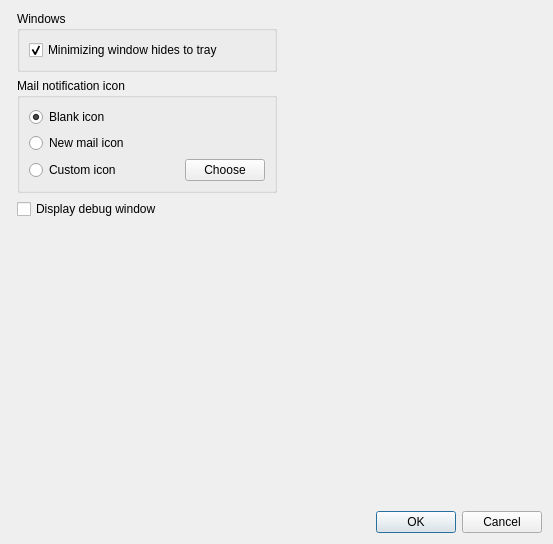
Ximi1970/systray-x, file app/SysTray-X/preferences.ui: the form before one commit.
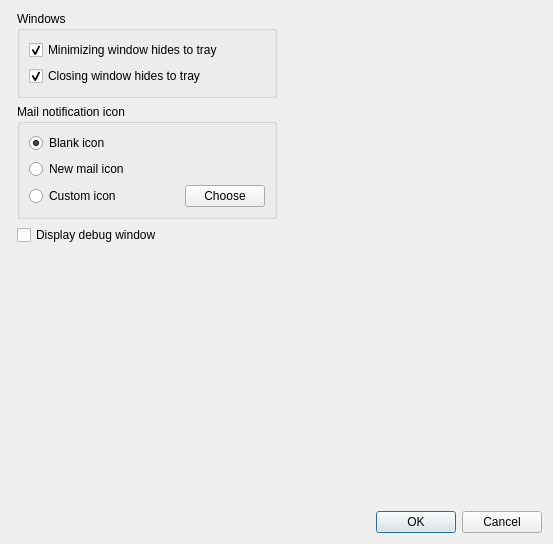
The form after the commit.

Commit message: Add minimize normalize close to tray using container

Patch:
```diff
--- a/app/SysTray-X/preferences.ui
+++ b/app/SysTray-X/preferences.ui
@@ -66,6 +66,16 @@
         </property>
        </widget>
       </item>
+      <item>
+       <widget class="QCheckBox" name="minimizeOnCloseCheckBox">
+        <property name="text">
+         <string>Closing window hides to tray</string>
+        </property>
+        <property name="checked">
+         <bool>true</bool>
+        </property>
+       </widget>
+      </item>
      </layout>
     </widget>
    </item>
```
Left out of the diff: 2 changed lines with no effect on the pictures. The commit also changes 14 other files.
